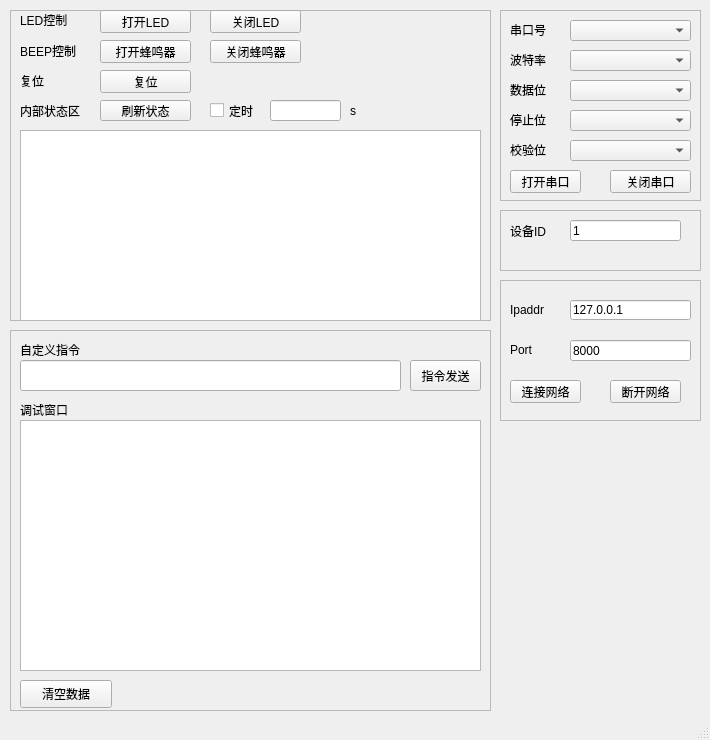
The window that upper_app/manage_tool/mainwindow.ui (zc110747/remote_manage) describes before a commit, drawn with Qt 5.
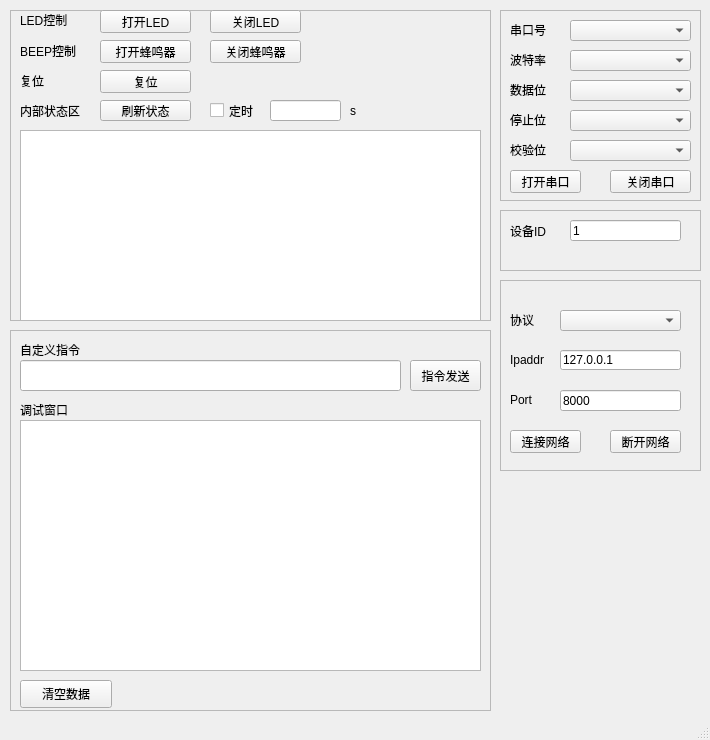
The same window after the commit.

Commit message: tcp socket update

```diff
--- a/upper_app/manage_tool/mainwindow.ui
+++ b/upper_app/manage_tool/mainwindow.ui
@@ -529,7 +529,7 @@
       <x>500</x>
       <y>280</y>
       <width>201</width>
-      <height>141</height>
+      <height>191</height>
      </rect>
     </property>
     <property name="frameShape">
@@ -542,7 +542,7 @@
      <property name="geometry">
       <rect>
        <x>10</x>
-       <y>20</y>
+       <y>70</y>
        <width>41</width>
        <height>20</height>
       </rect>
@@ -554,8 +554,8 @@
     <widget class="QLineEdit" name="line_edit_ipaddr">
      <property name="geometry">
       <rect>
-       <x>70</x>
-       <y>20</y>
+       <x>60</x>
+       <y>70</y>
        <width>121</width>
        <height>20</height>
       </rect>
@@ -568,7 +568,7 @@
      <property name="geometry">
       <rect>
        <x>10</x>
-       <y>60</y>
+       <y>110</y>
        <width>41</width>
        <height>20</height>
       </rect>
@@ -580,8 +580,8 @@
     <widget class="QLineEdit" name="line_edit_port">
      <property name="geometry">
       <rect>
-       <x>70</x>
-       <y>60</y>
+       <x>60</x>
+       <y>110</y>
        <width>121</width>
        <height>21</height>
       </rect>
@@ -594,7 +594,7 @@
      <property name="geometry">
       <rect>
        <x>10</x>
-       <y>100</y>
+       <y>150</y>
        <width>71</width>
        <height>23</height>
       </rect>
@@ -607,7 +607,7 @@
      <property name="geometry">
       <rect>
        <x>110</x>
-       <y>100</y>
+       <y>150</y>
        <width>71</width>
        <height>23</height>
       </rect>
@@ -616,6 +616,29 @@
       <string>断开网络</string>
      </property>
     </widget>
+    <widget class="QLabel" name="label_socket_type">
+     <property name="geometry">
+      <rect>
+       <x>10</x>
+       <y>30</y>
+       <width>51</width>
+       <height>20</height>
+      </rect>
+     </property>
+     <property name="text">
+      <string>协议</string>
+     </property>
+    </widget>
+    <widget class="QComboBox" name="combo_box_socket_type">
+     <property name="geometry">
+      <rect>
+       <x>60</x>
+       <y>30</y>
+       <width>121</width>
+       <height>21</height>
+      </rect>
+     </property>
+    </widget>
    </widget>
   </widget>
   <widget class="QMenuBar" name="menubar">
```
The commit also changes 34 other files.
